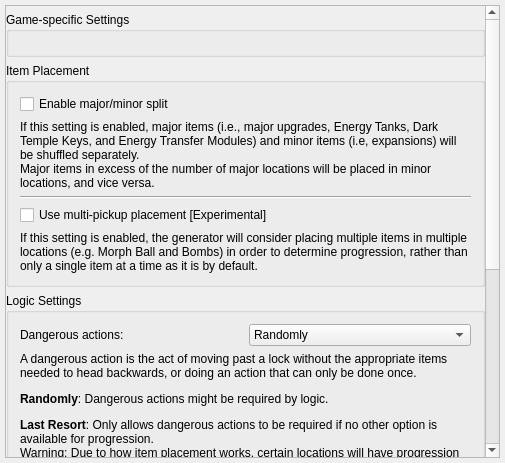
randovania/randovania, file randovania/gui/ui_files/preset_generation.ui: the form before one commit.
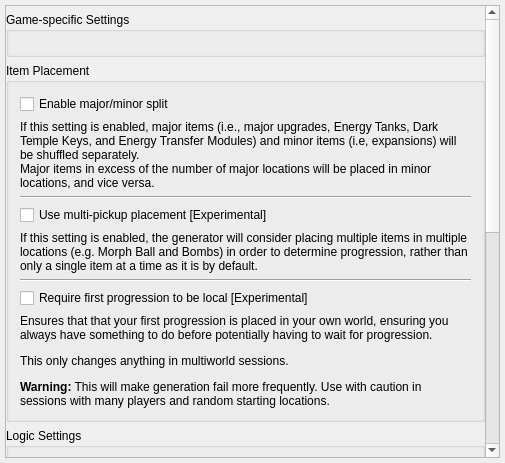
The form after the commit.

Commit message: Add first_progression_must_be_local config

```diff
--- a/randovania/gui/ui_files/preset_generation.ui
+++ b/randovania/gui/ui_files/preset_generation.ui
@@ -44,7 +44,7 @@
          <x>0</x>
          <y>0</y>
          <width>479</width>
-         <height>813</height>
+         <height>911</height>
         </rect>
        </property>
        <layout class="QVBoxLayout" name="verticalLayout_3">
@@ -122,6 +122,30 @@
              </property>
             </widget>
            </item>
+           <item>
+            <widget class="Line" name="local_first_progression_line">
+             <property name="orientation">
+              <enum>Qt::Horizontal</enum>
+             </property>
+            </widget>
+           </item>
+           <item>
+            <widget class="QCheckBox" name="local_first_progression_check">
+             <property name="text">
+              <string>Require first progression to be local [Experimental]</string>
+             </property>
+            </widget>
+           </item>
+           <item>
+            <widget class="QLabel" name="local_first_progression_label">
+             <property name="text">
+              <string>&lt;html&gt;&lt;head/&gt;&lt;body&gt;&lt;p&gt;Ensures that that your first progression is placed in your own world, ensuring you always have something to do before potentially having to wait for progression.&lt;/p&gt;&lt;p&gt;This only changes anything in multiworld sessions.&lt;/p&gt;&lt;p&gt;&lt;span style=&quot; font-weight:700;&quot;&gt;Warning:&lt;/span&gt; This will make generation fail more frequently. Use with caution in sessions with many players and random starting locations.&lt;/p&gt;&lt;/body&gt;&lt;/html&gt;</string>
+             </property>
+             <property name="wordWrap">
+              <bool>true</bool>
+             </property>
+            </widget>
+           </item>
           </layout>
          </widget>
         </item>
```
The commit also changes 16 other files.
